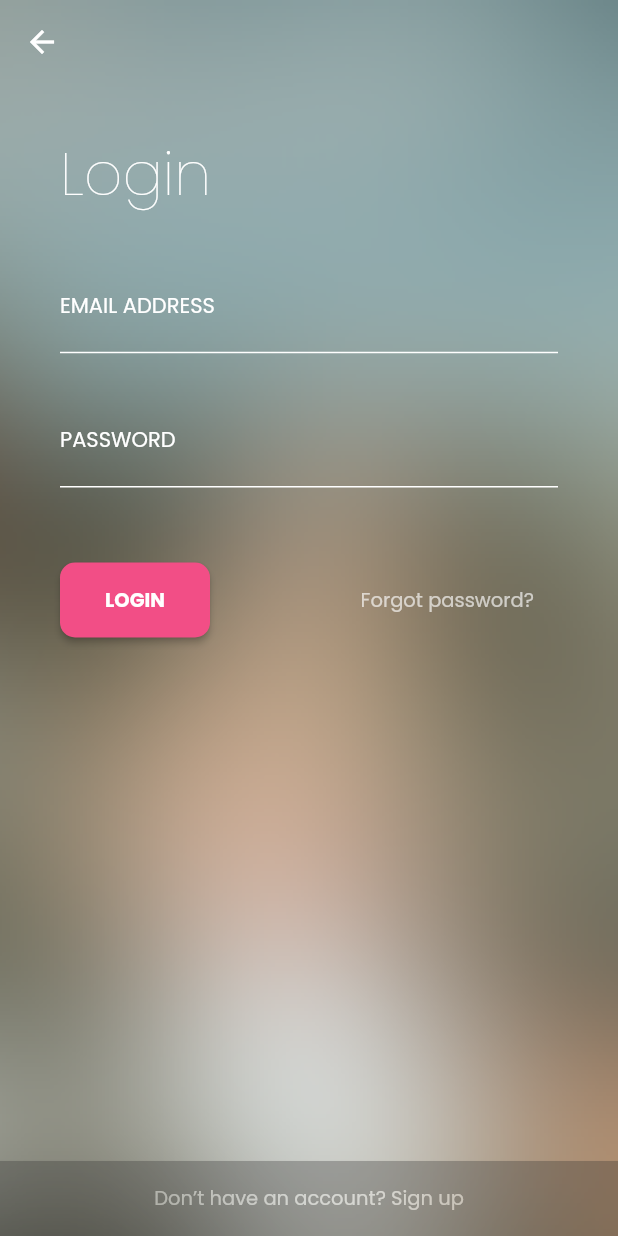
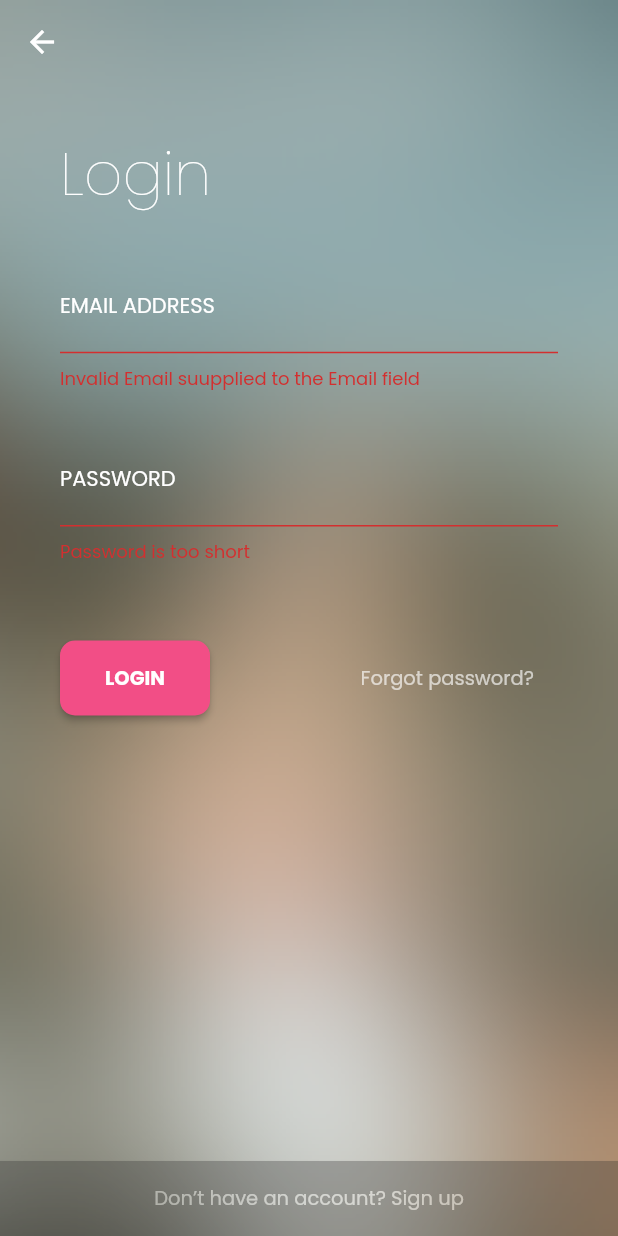
Before and after one commit to rewdt/heev-mobile, a Flutter app: the LoginWidget screen opened directly, after a tap on "LOGIN", on a phone screen of 412 x 824 dp. Run offline on Flutter 3.47's test engine with Material 2 defaults, Android fonts, the phone set to English and light mode, and no system bars; our stand-ins replace flutter_tindercard, google_fonts; missing offline and left inert: dash_chat.

Commit message:
login widget

```diff
--- a/lib/main.dart
+++ b/lib/main.dart
@@ -23,13 +23,13 @@ class MyApp extends StatelessWidget {
           // '/': (context) => WelcomeWidget(),
           // '/login': (context) => LoginWidget(),
           // '/signup': (context) => SignupWidget(),
-          // '/forgot-password': (context) => ForgotPassword()
-          // '/home': (context) => HomeWidget(),
+          // '/forgot-password': (context) => ForgotPassword(),
+          '/': (context) => HomeWidget(),
           // '/': (context) => SettingsWidget(),
           // '/': (context) => MessageListWidget(),
           // '/': (context) => BrowseUsersWidget(),
           // '/': (context) => WallWidget(),
-          '/': (context) => ChatWidget()
+          // '/': (context) => ChatWidget()
         });
   }
 }
--- a/lib/screens/auth/LoginWidget.dart
+++ b/lib/screens/auth/LoginWidget.dart
@@ -6,6 +6,8 @@ class LoginWidget extends StatefulWidget {
 }
 
 class _LoginWidgetState extends State<LoginWidget> {
+  final _scaffoldKey = GlobalKey<ScaffoldState>();
+  final _formKey = GlobalKey<FormState>();
   @override
   Widget build(BuildContext context) {
     return Container(
@@ -14,13 +16,16 @@ class _LoginWidgetState extends State<LoginWidget> {
               image: AssetImage('assets/images/Login-Reg-img.png'),
               fit: BoxFit.cover)),
       child: Scaffold(
+        key: _scaffoldKey,
         backgroundColor: Colors.transparent,
         appBar: AppBar(
           elevation: 0,
           backgroundColor: Colors.transparent,
           iconTheme: IconThemeData(color: Colors.white),
         ),
-        body: SingleChildScrollView(
+        body: Form(
+            key: _formKey,
+            child: SingleChildScrollView(
               child: Padding(
                   padding: new EdgeInsets.symmetric(horizontal: 40.0),
                   child: Column(
@@ -39,7 +44,7 @@ class _LoginWidgetState extends State<LoginWidget> {
                         ),
                       ]),
                       SizedBox(height: 30),
-                  TextField(
+                      TextFormField(
                         style: TextStyle(
                             color: const Color(0xffffffff),
                             fontWeight: FontWeight.w400,
@@ -47,8 +52,10 @@ class _LoginWidgetState extends State<LoginWidget> {
                             fontSize: 14.0),
                         decoration: InputDecoration(
                             enabledBorder: UnderlineInputBorder(
-                          borderRadius: BorderRadius.all(Radius.circular(0)),
-                          borderSide: BorderSide(width: 1, color: Colors.white),
+                              borderRadius:
+                                  BorderRadius.all(Radius.circular(0)),
+                              borderSide:
+                                  BorderSide(width: 1, color: Colors.white),
                             ),
                             labelText: 'EMAIL ADDRESS',
                             labelStyle: TextStyle(
@@ -58,6 +65,15 @@ class _LoginWidgetState extends State<LoginWidget> {
                                 fontStyle: FontStyle.normal,
                                 fontSize: 14.0),
                             hintText: 'example@test.com'),
+                        validator: (String value) {
+                          bool emailValid = RegExp(
+                                  r"^[a-zA-Z0-9.a-zA-Z0-9.!#$%&'*+-/=?^_`{|}~]+@[a-zA-Z0-9]+\.[a-zA-Z]+")
+                              .hasMatch(value);
+                          if (!emailValid) {
+                            return 'Invalid Email suupplied to the Email field';
+                          }
+                          return null;
+                        },
                       ),
                       SizedBox(height: 30),
                       TextFormField(
@@ -69,8 +85,10 @@ class _LoginWidgetState extends State<LoginWidget> {
                             fontSize: 14.0),
                         decoration: InputDecoration(
                             enabledBorder: UnderlineInputBorder(
-                          borderRadius: BorderRadius.all(Radius.circular(0)),
-                          borderSide: BorderSide(width: 1, color: Colors.white),
+                              borderRadius:
+                                  BorderRadius.all(Radius.circular(0)),
+                              borderSide:
+                                  BorderSide(width: 1, color: Colors.white),
                             ),
                             labelText: 'PASSWORD',
                             labelStyle: TextStyle(
@@ -81,10 +99,10 @@ class _LoginWidgetState extends State<LoginWidget> {
                                 fontSize: 14.0),
                             hintText: 'Enter your password'),
                         validator: (String value) {
-                      if (value.trim().isEmpty) {
-                        return 'Password is required';
+                          if (value.length < 6) {
+                            return 'Password is too short';
                           }
-                      return '';
+                          return null;
                         },
                       ),
                       SizedBox(height: 50),
@@ -103,7 +121,18 @@ class _LoginWidgetState extends State<LoginWidget> {
                                     fontStyle: FontStyle.normal,
                                     fontSize: 13.0),
                               ),
-                          onPressed: () {},
+                              onPressed: () {
+                                // Validate returns true if the form is valid, otherwise false.
+                                if (_formKey.currentState.validate()) {
+                                  // If the form is valid, display a snackbar. In the real world,
+                                  // you'd often call a server or save the information in a database.
+
+                                  final snackBar =
+                                      SnackBar(content: Text('Form is valid'));
+                                  _scaffoldKey.currentState
+                                      .showSnackBar(snackBar);
+                                }
+                              },
                               style: ElevatedButton.styleFrom(
                                 primary: const Color(0xfff24e86),
                                 onPrimary: Colors.white,
@@ -115,7 +144,8 @@ class _LoginWidgetState extends State<LoginWidget> {
                           ),
                           FlatButton(
                               onPressed: () {
-                            Navigator.pushNamed(context, '/forgot-password');
+                                Navigator.pushNamed(
+                                    context, '/forgot-password');
                               },
                               child: Opacity(
                                 opacity: 0.6499999761581421,
@@ -131,7 +161,7 @@ class _LoginWidgetState extends State<LoginWidget> {
                       )
                     ],
                   )),
-        ),
+            )),
         bottomNavigationBar: SizedBox(
           width: double.maxFinite,
           height: 50,
--- a/lib/widgets/appbar.dart
+++ b/lib/widgets/appbar.dart
@@ -10,7 +10,7 @@ Widget drawerAppbar(String title, Function _openDrawer) {
           icon: const Icon(
             MyFlutterApp.menu,
             color: const Color(0xff383838),
-            size: 20,
+            size: 15,
           ),
           onPressed: _openDrawer,
           tooltip: MaterialLocalizations.of(context).openAppDrawerTooltip,
@@ -20,7 +20,7 @@ Widget drawerAppbar(String title, Function _openDrawer) {
     actions: [
       IconButton(
         icon: const Icon(MyFlutterApp.bubble,
-            color: const Color(0xff383838), size: 25),
+            color: const Color(0xff383838), size: 20),
         onPressed: () {},
       )
     ],
```
Also changed, not shown: lib/screens/ChatWidget.dart (+67 -6 lines). Lines whose indentation alone changed are shown as unchanged.
